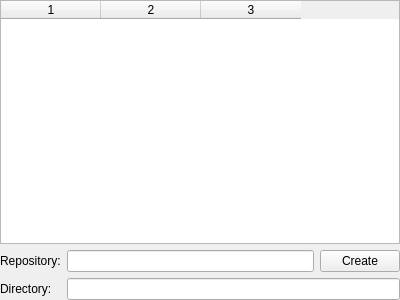
Qt form gui/snowgui/main/repositoryconfigurationwidget.ui (AndreasFMueller/AstroPhotography) before a commit.
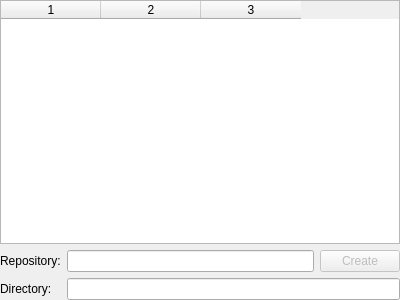
The same form after that commit.

```diff
--- a/gui/snowgui/main/repositoryconfigurationwidget.ui
+++ b/gui/snowgui/main/repositoryconfigurationwidget.ui
@@ -60,9 +60,21 @@
       </item>
       <item row="0" column="2">
        <widget class="QPushButton" name="createButton">
+        <property name="enabled">
+         <bool>false</bool>
+        </property>
         <property name="text">
          <string>Create</string>
         </property>
+        <property name="autoDefault">
+         <bool>false</bool>
+        </property>
+        <property name="default">
+         <bool>false</bool>
+        </property>
+        <property name="flat">
+         <bool>false</bool>
+        </property>
        </widget>
       </item>
       <item row="1" column="1" colspan="2">
```
